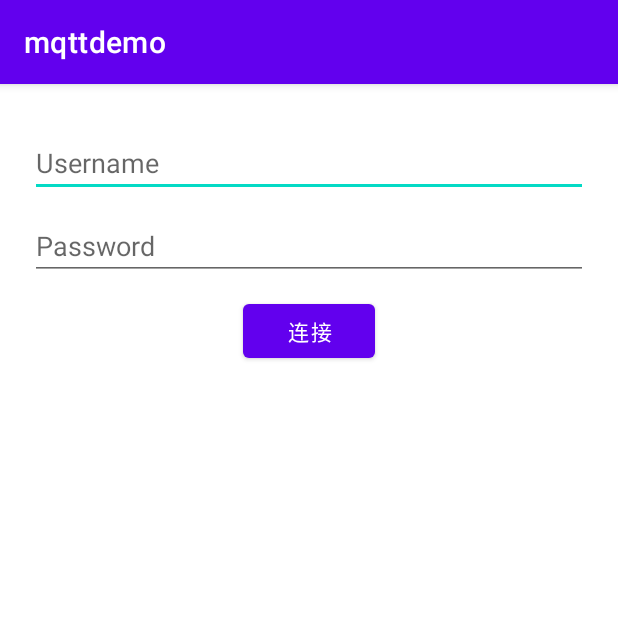
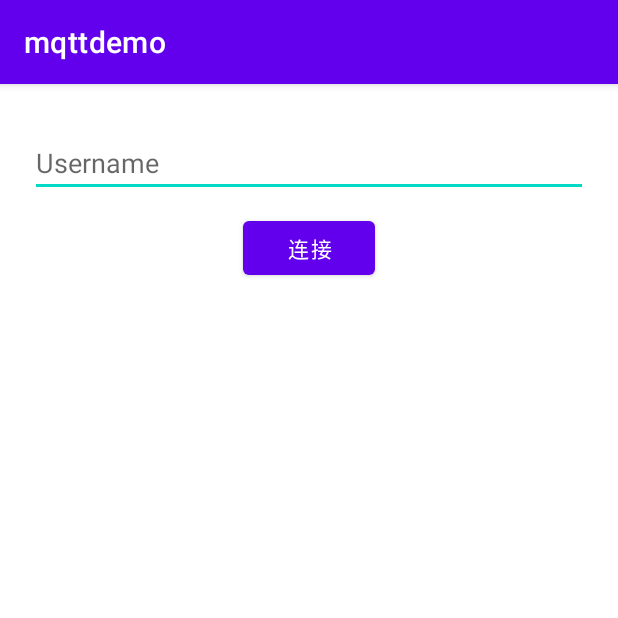
Before and after one commit to wangxinjeff/mqttdemo-android, an Android app: the screen it shows after launch (MainActivity), on a phone screen of 412 x 824 dp, the top half of it. Run offline under Robolectric (Android 15) with nearby library versions, the phone set to English and light mode, and no system bars; libraries missing offline, so code that uses them is left out: okhttp3.internal.framed, org.eclipse.paho.

```diff
--- a/app/src/main/java/com/hyphenate/mqttdemo/MqttClient.java
+++ b/app/src/main/java/com/hyphenate/mqttdemo/MqttClient.java
@@ -36,10 +36,8 @@ public class MqttClient {
     private static final String TAG = "MqttClient";
 
     //连接到服务器
-    public void connectMQTT(String appId, String mqttUri, String mqttPort,  String userName, String token, IMqttActionListener callBack) {
-        //连接时使用的clientId, 必须唯一, 一般加时间戳
-        String clientId = String.format("%s@%s", userName, appId);
-        mMqttClient = new MqttAndroidClient(context, String.format("tcp://%s:%s", mqttUri, mqttPort), clientId);
+    public void connectMQTT(String host, String port, String clientId,  String userName, String token, IMqttActionListener callBack) {
+        mMqttClient = new MqttAndroidClient(context, String.format("tcp://%s:%s", host, port), clientId);
         //连接参数
         MqttConnectOptions options;
         options = new MqttConnectOptions();
@@ -48,9 +46,9 @@ public class MqttClient {
         // 缓存
         options.setCleanSession(true);
         // 设置超时时间，单位：秒
-        options.setConnectionTimeout(15);
+        options.setConnectionTimeout(60);
         // 心跳包发送间隔，单位：秒
-        options.setKeepAliveInterval(15);
+        options.setKeepAliveInterval(45);
         // 用户名
         options.setUserName(userName);
         // 密码
--- a/app/src/main/res/layout/activity_main.xml
+++ b/app/src/main/res/layout/activity_main.xml
@@ -20,14 +20,6 @@
         android:layout_height="wrap_content"
         android:layout_marginTop="10dp"
         />
-    <EditText
-        android:id="@+id/passWord"
-        android:hint="Password"
-        android:layout_width="match_parent"
-        android:layout_height="wrap_content"
-        android:layout_marginTop="10dp"
-        />
-
 
     <Button
         android:layout_width="wrap_content"
```
Also changed, not shown: app/src/main/java/com/hyphenate/mqttdemo/MainActivity.java (+130 -39 lines).
